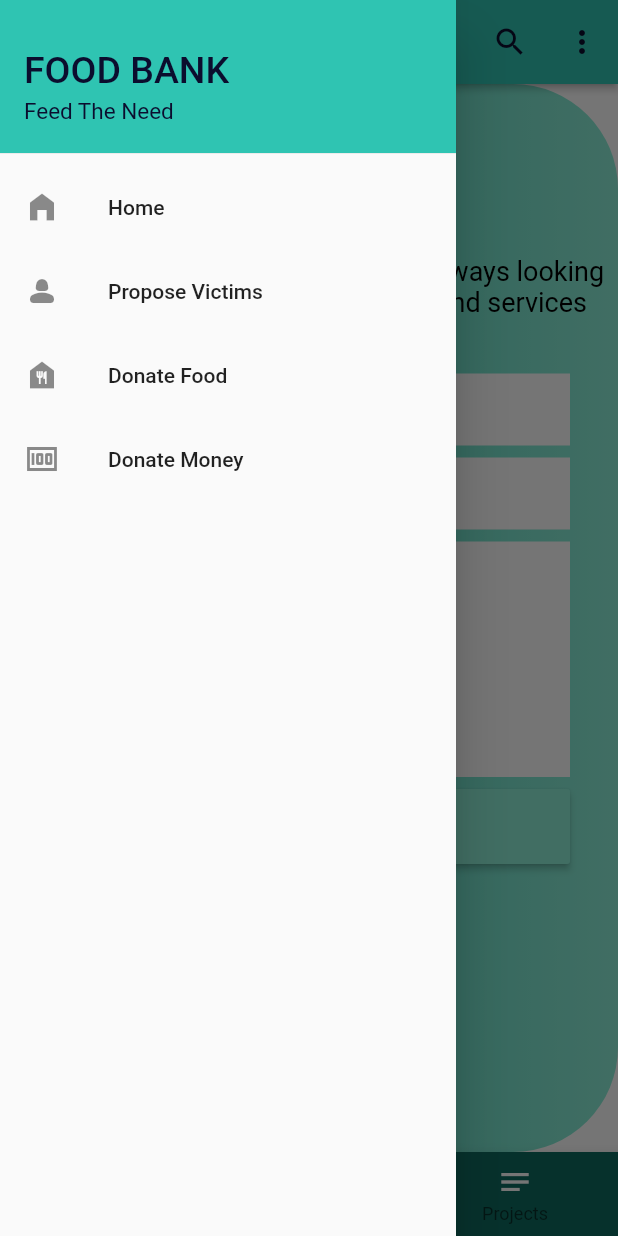
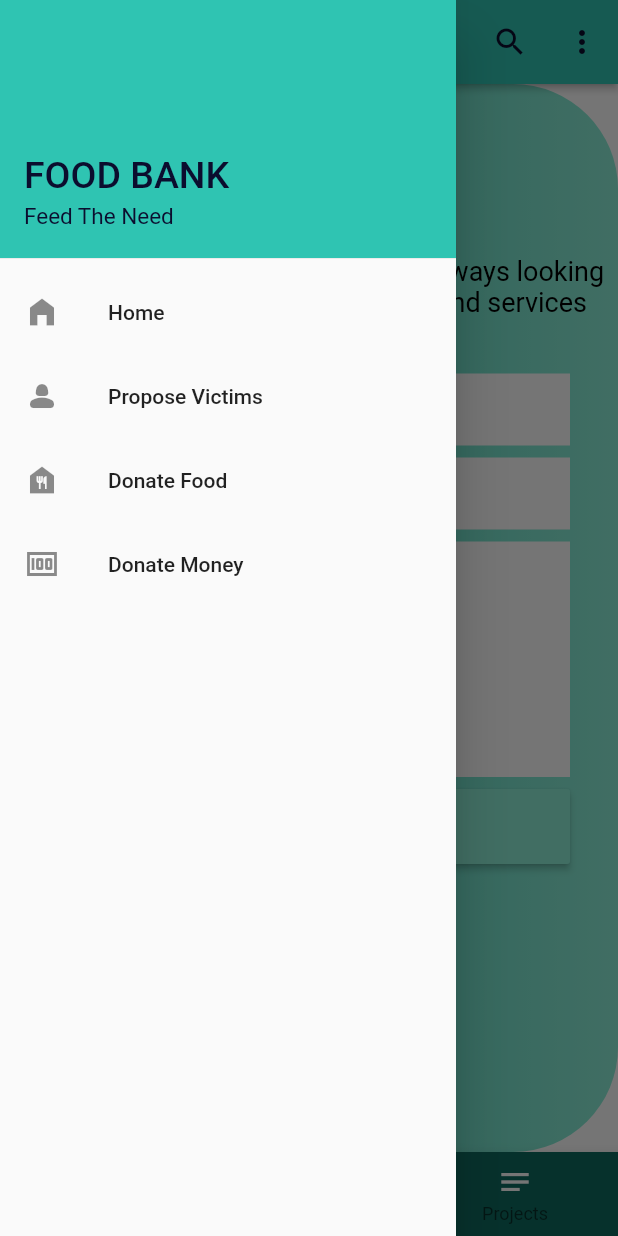
Before and after one commit to Shalinda99/FoodBank-Mobile, a Flutter app: the Home1 screen opened directly, item 2 of the bottom bar chosen, with the side drawer open, on a phone screen of 412 x 824 dp. Run offline on Flutter 3.47's test engine with Material 2 defaults, Android fonts, the phone set to English and light mode, and no system bars.

Commit message:
sizebox changed

```diff
--- a/lib/navBar.dart
+++ b/lib/navBar.dart
@@ -17,7 +17,7 @@ class NavBar extends StatelessWidget {
       padding: EdgeInsets.zero,
       children: [
         const SizedBox(
-            height: 110,
+            height: 180,
             child: UserAccountsDrawerHeader(
               accountName: Text(
                 'FOOD BANK',
```
Also changed, not shown: lib/victimForm.dart (+23 -9 lines).
